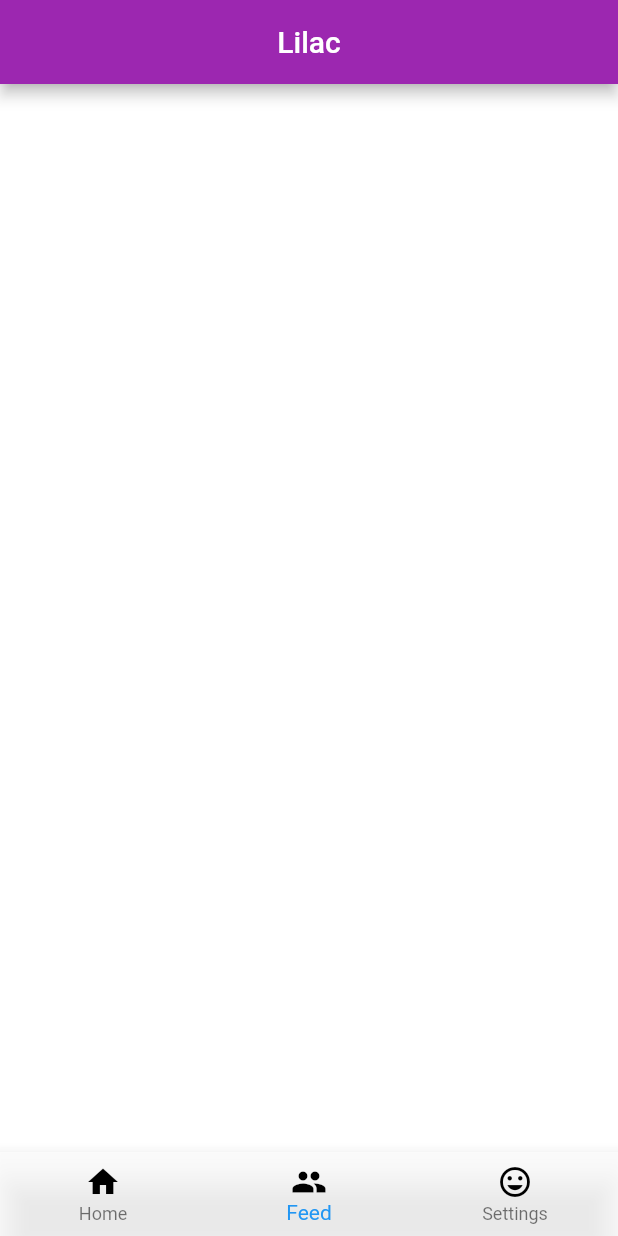
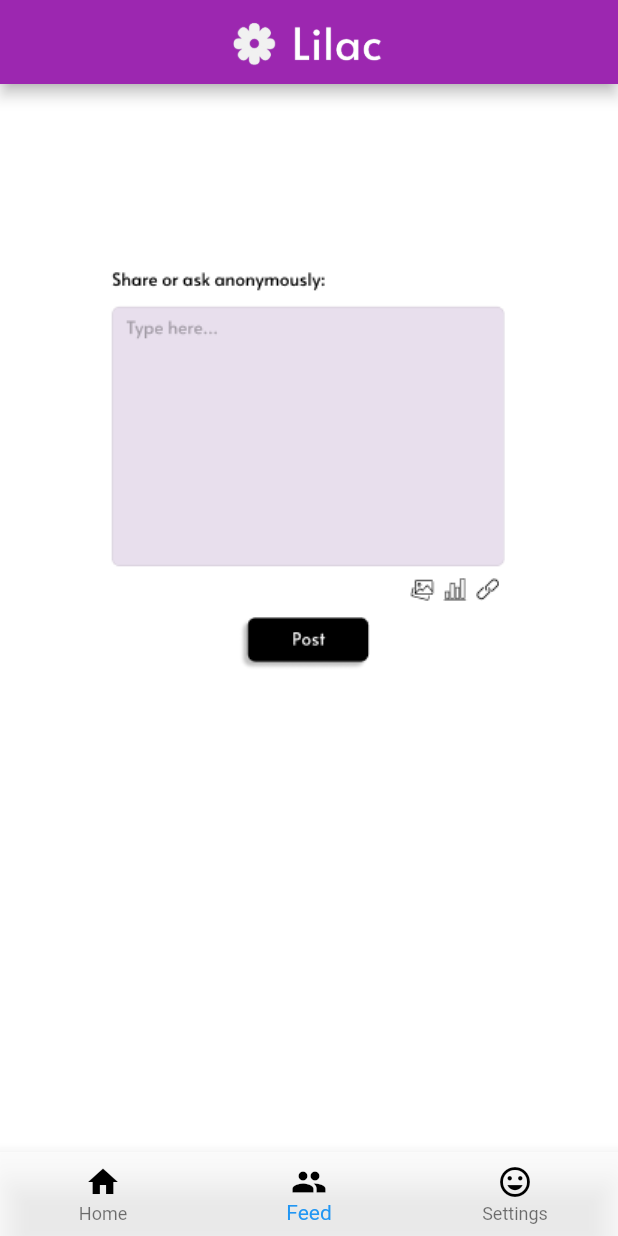
Before and after one commit to rmurudkar/Hack-Violet-Hackathon, a Flutter app: the screen it shows after launch, item 2 of the bottom bar chosen, on a phone screen of 412 x 824 dp. Run offline on Flutter 3.47's test engine with Material 2 defaults, Android fonts, the light colour scheme and no system bars.

Commit message:
logo on header + feed placeholder in case we don't make it

```diff
--- a/lilac/lib/screens/feed_screen.dart
+++ b/lilac/lib/screens/feed_screen.dart
@@ -9,10 +9,10 @@ class Feed extends StatelessWidget {
         backgroundColor: Colors.white,
         appBar: AppBar(
           centerTitle: true,
-          title: Text("Lilac"),
+          title: Image.asset('assets/flower.png', fit: BoxFit.contain, height: 40),
           backgroundColor: Colors.purple,
         ),
-        //body: userGreeting(),
+        body: Image.asset("assets/Capture.PNG", height: 500.0, width:500.0),
       ),
     );
   }
--- a/lilac/lib/screens/home_screen.dart
+++ b/lilac/lib/screens/home_screen.dart
@@ -9,11 +9,10 @@ class Home extends StatelessWidget {
         backgroundColor: Colors.white,
         appBar: AppBar(
           centerTitle: true,
-          title: Text("Lilac"),
+          title: Image.asset('assets/flower.png', fit: BoxFit.contain, height: 40),
           backgroundColor: Colors.purple,
         ),
         body: userGreeting(),
-        //bottomNavigationBar: BottomBar(),
       ),
     );
   }
--- a/lilac/lib/screens/third_screen.dart
+++ b/lilac/lib/screens/third_screen.dart
@@ -10,7 +10,7 @@ class ThirdScreen extends StatelessWidget {
         backgroundColor: Colors.white,
         appBar: AppBar(
           centerTitle: true,
-          title: Text("Lilac"),
+          title: Image.asset('assets/flower.png', fit: BoxFit.contain, height: 40),
           backgroundColor: Colors.purple,
         ),
         body: Image.asset("assets/source.gif", height: 500.0, width:500.0),
--- a/lilac/pubspec.yaml
+++ b/lilac/pubspec.yaml
@@ -54,6 +54,8 @@ flutter:
     - assets/depressed.png
     - assets/Lilac2.png
     - assets/source.gif
+    - assets/Capture.PNG
+    - assets/flower.png
 
   fonts:
     - family: Alata
```
Also changed, not shown: lilac/assets/Capture.PNG (added), lilac/assets/flower.png (added).
